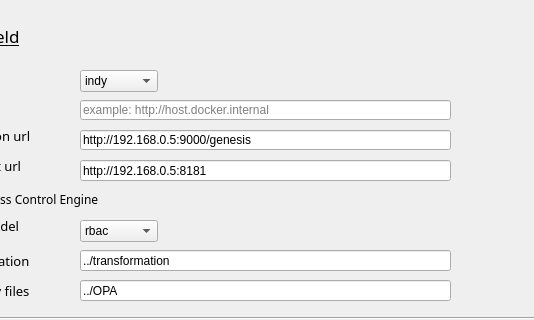
Qt form GUI/start_widget.ui (zhenghao2519/SSI-based-decentralized-access-control) before a commit; both pictures show x 120 to 654 and y 0 to 320 of the 654 by 1042 pixel window.
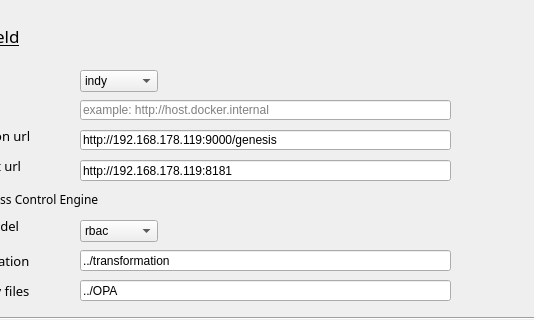
The same form after that commit.

Commit message: change default ip address for DLT and OPA

```diff
--- a/GUI/start_widget.ui
+++ b/GUI/start_widget.ui
@@ -144,10 +144,10 @@
     </rect>
    </property>
    <property name="text">
-    <string>http://192.168.0.5:9000/genesis</string>
+    <string>http://192.168.178.119:9000/genesis</string>
    </property>
    <property name="placeholderText">
-    <string>example: http://host.docker.internal:9000/genesis</string>
+    <string>example: http://xxxxx:9000/genesis</string>
    </property>
   </widget>
   <widget class="QLabel" name="label_20">
@@ -431,10 +431,10 @@
     </rect>
    </property>
    <property name="text">
-    <string>http://192.168.0.5:8181</string>
+    <string>http://192.168.178.119:8181</string>
    </property>
    <property name="placeholderText">
-    <string>example: http://host.docker.internal:8181</string>
+    <string>example: http://xxxxxx:8181</string>
    </property>
   </widget>
   <widget class="QLineEdit" name="seed">
```
